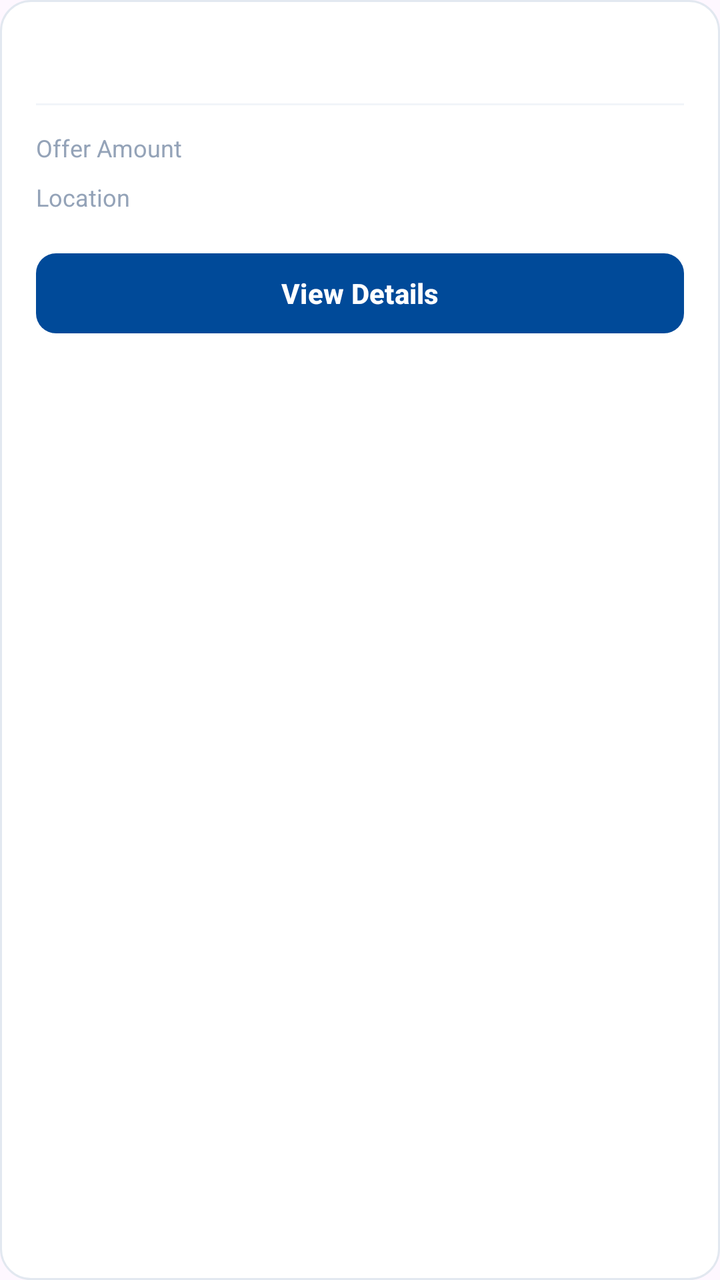
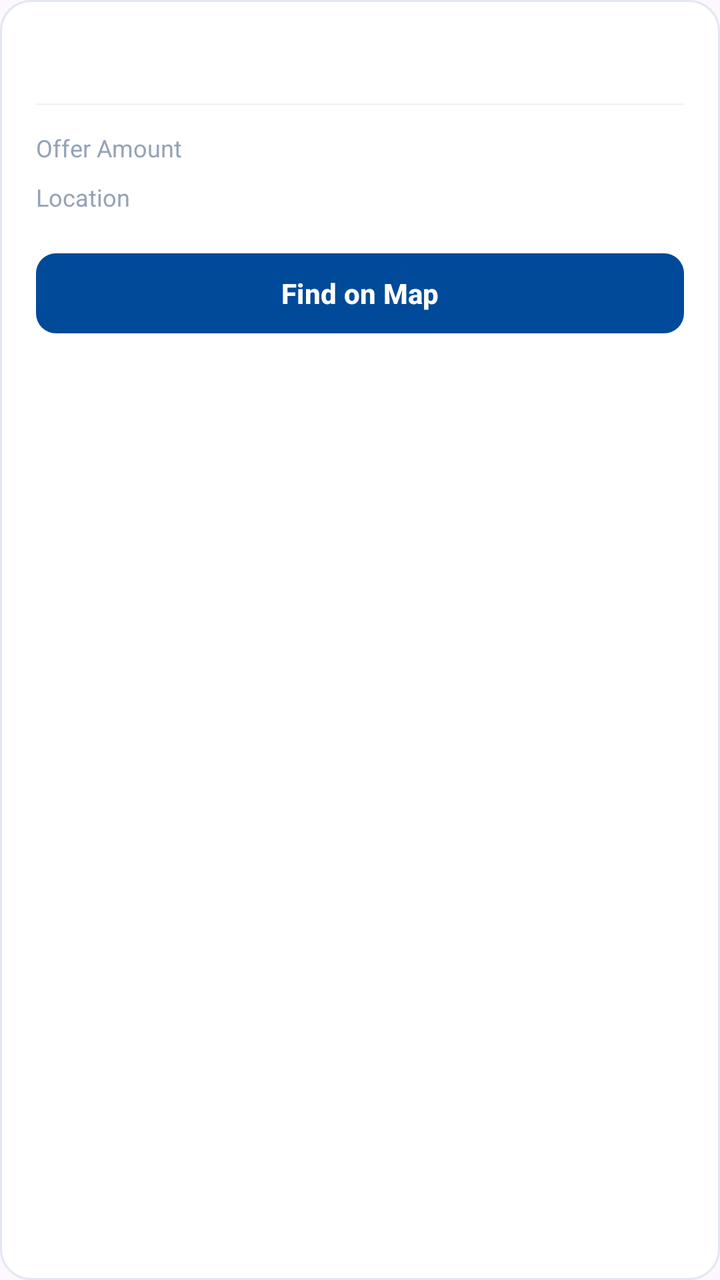

Screens rendered from an Android XML layout before and after an edit, with the pre-edit source and the edit as a unified diff.
<!-- AndroidManifest.xml: application theme Theme.Newtacks -->
<!-- res/layout/item_worker_job.xml -->
<?xml version="1.0" encoding="utf-8"?>
<LinearLayout
    xmlns:android="http://schemas.android.com/apk/res/android"
    xmlns:app="http://schemas.android.com/apk/res-auto"
    android:layout_width="match_parent"
    android:layout_height="wrap_content"
    android:orientation="vertical"
    android:background="@drawable/bg_card"
    android:layout_marginStart="16dp"
    android:layout_marginEnd="16dp"
    android:layout_marginTop="8dp"
    android:layout_marginBottom="4dp"
    android:padding="18dp">

    
    <LinearLayout
        android:layout_width="match_parent"
        android:layout_height="wrap_content"
        android:orientation="horizontal"
        android:gravity="center_vertical"
        android:layout_marginBottom="12dp">

        <TextView
            android:id="@+id/jobTitle"
            android:layout_width="0dp"
            android:layout_height="wrap_content"
            android:layout_weight="1"
            android:textColor="#1E293B"
            android:textSize="16sp"
            android:textStyle="bold"
            android:layout_marginEnd="8dp" />
    </LinearLayout>

    
    <View
        android:layout_width="match_parent"
        android:layout_height="1dp"
        android:background="#F1F5F9"
        android:layout_marginBottom="12dp" />

    
    <LinearLayout
        android:layout_width="match_parent"
        android:layout_height="wrap_content"
        android:orientation="horizontal"
        android:layout_marginBottom="8dp">

        <TextView
            android:layout_width="0dp"
            android:layout_height="wrap_content"
            android:layout_weight="1"
            android:text="Offer Amount"
            android:textColor="#94A3B8"
            android:textSize="12sp" />

        <TextView
            android:id="@+id/jobAmount"
            android:layout_width="wrap_content"
            android:layout_height="wrap_content"
            android:textColor="#16A34A"
            android:textSize="13sp"
            android:textStyle="bold" />
    </LinearLayout>

    
    <LinearLayout
        android:layout_width="match_parent"
        android:layout_height="wrap_content"
        android:orientation="horizontal"
        android:layout_marginBottom="16dp">

        <TextView
            android:layout_width="wrap_content"
            android:layout_height="wrap_content"
            android:text="Location"
            android:textColor="#94A3B8"
            android:textSize="12sp"
            android:layout_marginEnd="12dp" />

        <TextView
            android:id="@+id/jobLocation"
            android:layout_width="0dp"
            android:layout_height="wrap_content"
            android:layout_weight="1"
            android:textColor="#1E293B"
            android:textSize="12sp"
            android:textStyle="bold"
            android:maxLines="1"
            android:ellipsize="end"
            android:gravity="end" />
    </LinearLayout>

    
    <com.google.android.material.button.MaterialButton
        android:id="@+id/btnAccept"
        android:layout_width="match_parent"
        android:layout_height="48dp"
        android:text="View Details"
        android:textColor="#FFFFFF"
        android:textSize="14sp"
        android:textStyle="bold"
        app:backgroundTint="#004A99"
        app:cornerRadius="10dp" />

</LinearLayout>
<!-- resources referenced by this layout -->
<resources>
  <!-- drawable bg_card (drawable) -->
  <?xml version="1.0" encoding="utf-8"?>
  <shape xmlns:android="http://schemas.android.com/apk/res/android"
      android:shape="rectangle">
      <solid android:color="#FFFFFF" />
      <corners android:radius="15dp" />
      <stroke android:width="1dp" android:color="#E2E8F0" />
  </shape>
  <style name="Theme.Newtacks" parent="Base.Theme.Newtacks" />
  <style name="Base.Theme.Newtacks" parent="Theme.Material3.DayNight.NoActionBar">
          <item name="colorPrimary">#004A99</item>
          <item name="colorPrimaryContainer">#004A99</item>
          <item name="colorOnPrimary">#FFFFFF</item>
          <item name="colorSecondary">#004A99</item>
          <item name="colorOnSecondary">#FFFFFF</item>
          <item name="colorTertiary">#004A99</item>
          <item name="colorSecondaryContainer">#EBF2FF</item>
          <item name="colorOnSecondaryContainer">#004A99</item>
          <item name="android:statusBarColor">#004A99</item>
          <item name="android:navigationBarColor">#FFFFFF</item>
          <item name="android:windowLightStatusBar" tools:targetApi="m">false</item>
      </style>
</resources>

<!-- the commit's change to res/layout/item_worker_job.xml (unified diff, before → after) -->
@@ -95,7 +95,7 @@
         android:id="@+id/btnAccept"
         android:layout_width="match_parent"
         android:layout_height="48dp"
-        android:text="View Details"
+        android:text="Find on Map"
         android:textColor="#FFFFFF"
         android:textSize="14sp"
         android:textStyle="bold"
